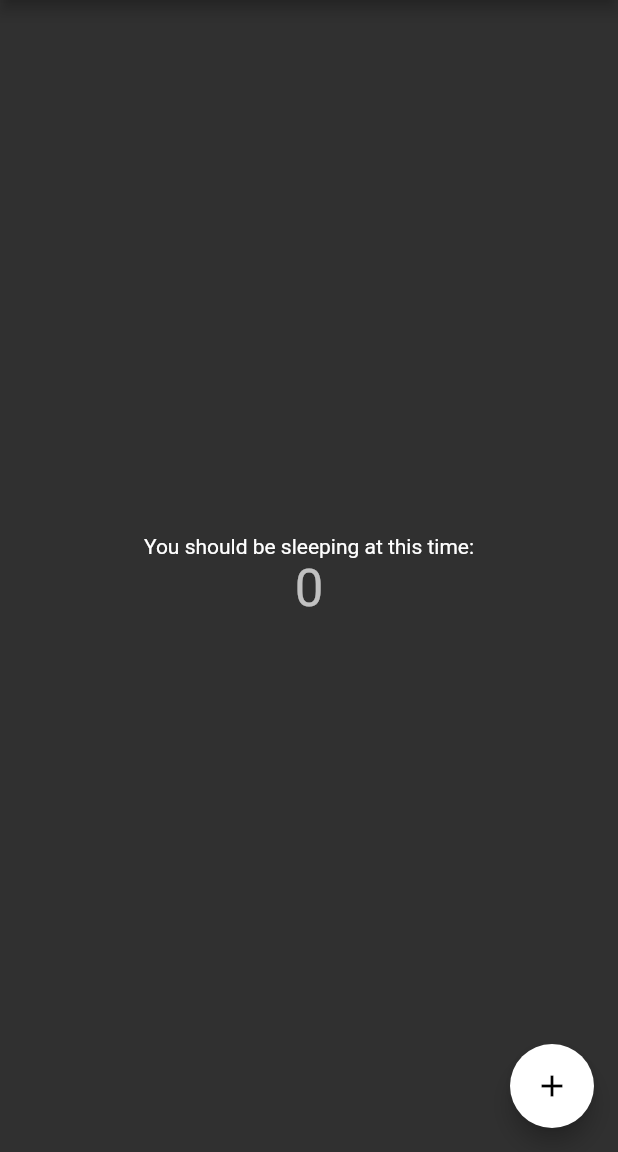
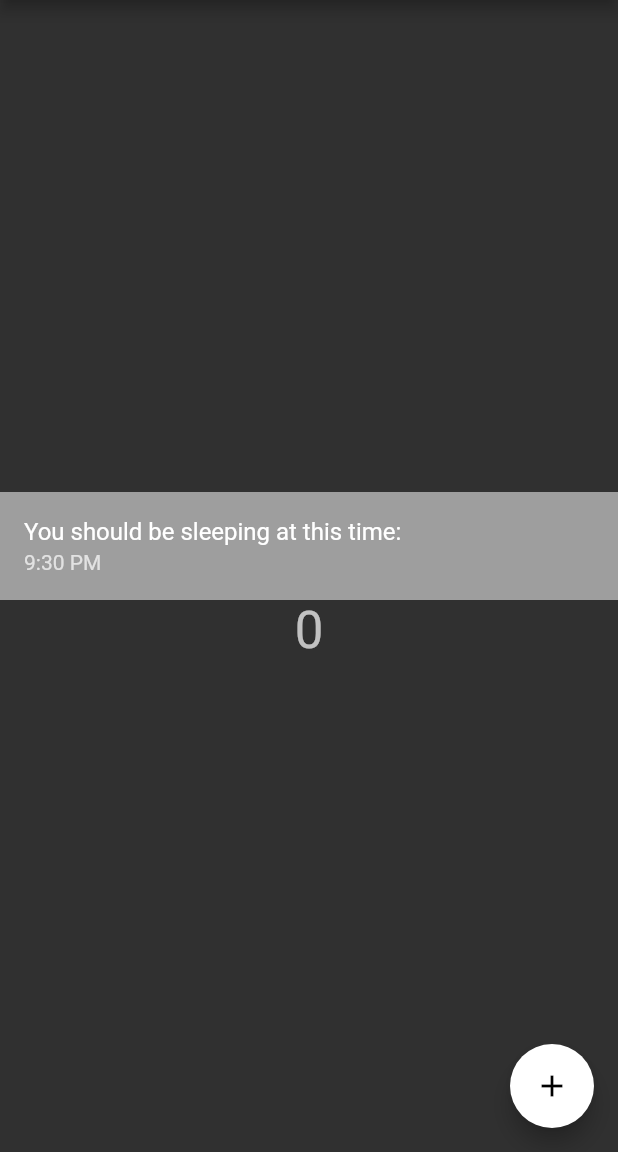
Before and after one commit to vargheserg/DeltaHacks2022-Sleepr, a Flutter app: the screen it shows after launch, on a phone screen of 412 x 824 dp, the part 84-1236 px from its top. Run offline on Flutter 3.47's test engine with Material 2 defaults, Android fonts, the phone set to English and light mode, and no system bars.

Commit message:
Update main.dart

```diff
--- a/sleepr/lib/main.dart
+++ b/sleepr/lib/main.dart
@@ -102,8 +102,10 @@
           // horizontal).
           mainAxisAlignment: MainAxisAlignment.center,
           children: <Widget>[
-            const Text(
-              'You should be sleeping at this time:',
+            const ListTile(
+              title: Text('You should be sleeping at this time:'),
+              subtitle: Text('9:30 PM'),
+              tileColor: Colors.grey,
             ),
             Text(
               '$_counter',
```
